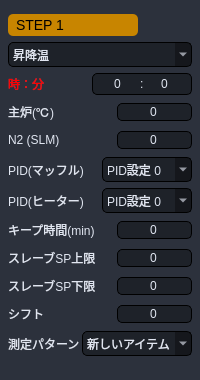
This is Source code/gui_main/gui/widgets/py_pattern/temp_pattern.ui in coolandy345/MS4371 as Qt 5 draws it before an edit. The edited form follows.
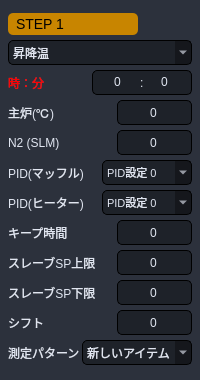
This is the edited form.

Patch:
```diff
--- a/Source code/gui_main/gui/widgets/py_pattern/temp_pattern.ui
+++ b/Source code/gui_main/gui/widgets/py_pattern/temp_pattern.ui
@@ -52,10 +52,7 @@
    <property name="bottomMargin">
     <number>0</number>
    </property>
-   <property name="spacing">
-    <number>0</number>
-   </property>
-   <item row="0" column="0">
+   <item>
     <widget class="QStackedWidget" name="page">
      <property name="styleSheet">
       <string notr="true"/>
@@ -393,7 +390,7 @@
                <property name="minimumSize">
                 <size>
                  <width>0</width>
-                 <height>0</height>
+                 <height>25</height>
                 </size>
                </property>
                <property name="maximumSize">
@@ -436,13 +433,13 @@
             <property name="minimumSize">
              <size>
               <width>0</width>
-              <height>22</height>
+              <height>25</height>
              </size>
             </property>
             <property name="maximumSize">
              <size>
               <width>16777215</width>
-              <height>22</height>
+              <height>25</height>
              </size>
             </property>
             <property name="styleSheet">
@@ -502,7 +499,7 @@
                <property name="minimumSize">
                 <size>
                  <width>80</width>
-                 <height>0</height>
+                 <height>25</height>
                 </size>
                </property>
                <property name="maximumSize">
@@ -644,13 +641,13 @@
             <property name="minimumSize">
              <size>
               <width>0</width>
-              <height>22</height>
+              <height>25</height>
              </size>
             </property>
             <property name="maximumSize">
              <size>
               <width>16777215</width>
-              <height>22</height>
+              <height>25</height>
              </size>
             </property>
             <property name="styleSheet">
@@ -697,6 +694,13 @@
                  <height>16777215</height>
                 </size>
                </property>
+               <property name="font">
+                <font>
+                 <pointsize>-1</pointsize>
+                 <italic>false</italic>
+                 <bold>false</bold>
+                </font>
+               </property>
                <property name="styleSheet">
                 <string notr="true"/>
                </property>
@@ -710,7 +714,7 @@
                <property name="minimumSize">
                 <size>
                  <width>75</width>
-                 <height>0</height>
+                 <height>25</height>
                 </size>
                </property>
                <property name="maximumSize">
@@ -741,13 +745,13 @@
             <property name="minimumSize">
              <size>
               <width>0</width>
-              <height>22</height>
+              <height>25</height>
              </size>
             </property>
             <property name="maximumSize">
              <size>
               <width>16777215</width>
-              <height>22</height>
+              <height>25</height>
              </size>
             </property>
             <property name="styleSheet">
@@ -807,7 +811,7 @@
                <property name="minimumSize">
                 <size>
                  <width>75</width>
-                 <height>0</height>
+                 <height>25</height>
                 </size>
                </property>
                <property name="maximumSize">
@@ -910,7 +914,7 @@
                <property name="minimumSize">
                 <size>
                  <width>90</width>
-                 <height>0</height>
+                 <height>25</height>
                 </size>
                </property>
                <property name="maximumSize">
@@ -920,7 +924,7 @@
                 </size>
                </property>
                <property name="styleSheet">
-                <string notr="true">font:12px;</string>
+                <string notr="true">font:11px;</string>
                </property>
                <property name="currentIndex">
                 <number>0</number>
@@ -1060,7 +1064,7 @@
                <property name="minimumSize">
                 <size>
                  <width>90</width>
-                 <height>0</height>
+                 <height>25</height>
                 </size>
                </property>
                <property name="maximumSize">
@@ -1070,7 +1074,7 @@
                 </size>
                </property>
                <property name="styleSheet">
-                <string notr="true">font:12px;</string>
+                <string notr="true">font:11px;</string>
                </property>
                <property name="currentIndex">
                 <number>0</number>
@@ -1138,13 +1142,13 @@
             <property name="minimumSize">
              <size>
               <width>0</width>
-              <height>22</height>
+              <height>25</height>
              </size>
             </property>
             <property name="maximumSize">
              <size>
               <width>16777215</width>
-              <height>22</height>
+              <height>25</height>
              </size>
             </property>
             <property name="styleSheet">
@@ -1182,7 +1186,7 @@
                <property name="minimumSize">
                 <size>
                  <width>0</width>
-                 <height>0</height>
+                 <height>25</height>
                 </size>
                </property>
                <property name="maximumSize">
@@ -1195,7 +1199,7 @@
                 <string notr="true"/>
                </property>
                <property name="text">
-                <string>キープ時間(min)</string>
+                <string>キープ時間</string>
                </property>
               </widget>
              </item>
@@ -1204,7 +1208,7 @@
                <property name="minimumSize">
                 <size>
                  <width>75</width>
-                 <height>0</height>
+                 <height>25</height>
                 </size>
                </property>
                <property name="maximumSize">
@@ -1214,7 +1218,7 @@
                 </size>
                </property>
                <property name="styleSheet">
-                <string notr="true">font:12px;</string>
+                <string notr="true"/>
                </property>
                <property name="text">
                 <string>0</string>
@@ -1235,13 +1239,13 @@
             <property name="minimumSize">
              <size>
               <width>0</width>
-              <height>22</height>
+              <height>25</height>
              </size>
             </property>
             <property name="maximumSize">
              <size>
               <width>16777215</width>
-              <height>22</height>
+              <height>25</height>
              </size>
             </property>
             <property name="styleSheet">
@@ -1301,7 +1305,7 @@
                <property name="minimumSize">
                 <size>
                  <width>75</width>
-                 <height>0</height>
+                 <height>25</height>
                 </size>
                </property>
                <property name="maximumSize">
@@ -1332,13 +1336,13 @@
             <property name="minimumSize">
              <size>
               <width>0</width>
-              <height>22</height>
+              <height>25</height>
              </size>
             </property>
             <property name="maximumSize">
              <size>
               <width>16777215</width>
-              <height>22</height>
+              <height>25</height>
              </size>
             </property>
             <property name="styleSheet">
@@ -1398,7 +1402,7 @@
                <property name="minimumSize">
                 <size>
                  <width>75</width>
-                 <height>0</height>
+                 <height>25</height>
                 </size>
                </property>
                <property name="maximumSize">
@@ -1429,13 +1433,13 @@
             <property name="minimumSize">
              <size>
               <width>0</width>
-              <height>22</height>
+              <height>25</height>
              </size>
             </property>
             <property name="maximumSize">
              <size>
               <width>16777215</width>
-              <height>22</height>
+              <height>25</height>
              </size>
             </property>
             <property name="styleSheet">
@@ -1495,7 +1499,7 @@
                <property name="minimumSize">
                 <size>
                  <width>75</width>
-                 <height>0</height>
+                 <height>25</height>
                 </size>
                </property>
                <property name="maximumSize">
@@ -1598,7 +1602,7 @@
                <property name="minimumSize">
                 <size>
                  <width>110</width>
-                 <height>0</height>
+                 <height>25</height>
                 </size>
                </property>
                <property name="maximumSize">
```
Left out of the diff: 11 changed lines with no effect on the pictures.
